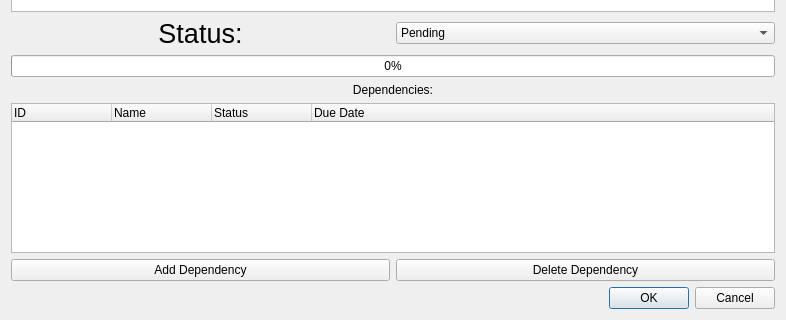
CDDDJ-A-2015/Project, file EditTask.ui: the form before one commit; both pictures show x 0 to 786 and y 176 to 496 of the 786 by 496 pixel window.
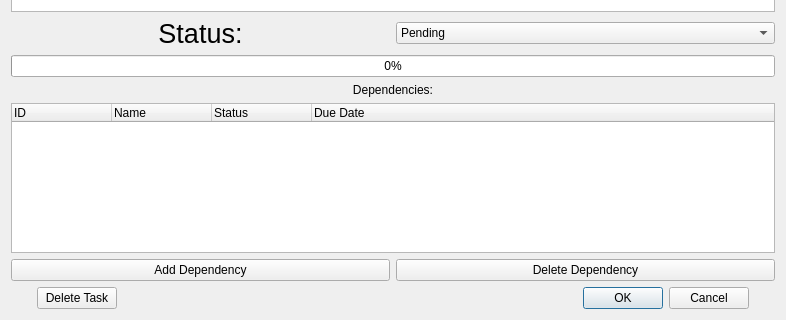
The form after the commit.

What changed in the file:
```diff
--- a/EditTask.ui
+++ b/EditTask.ui
@@ -225,14 +225,46 @@
     </layout>
    </item>
    <item>
+    <layout class="QHBoxLayout" name="horizontalLayout_5">
+     <item>
+      <widget class="QPushButton" name="bDeleteTask">
+       <property name="sizePolicy">
+        <sizepolicy hsizetype="Fixed" vsizetype="Fixed">
+         <horstretch>0</horstretch>
+         <verstretch>0</verstretch>
+        </sizepolicy>
+       </property>
+       <property name="text">
+        <string>Delete Task</string>
+       </property>
+      </widget>
+     </item>
+     <item>
     <widget class="QDialogButtonBox" name="buttonBox">
+       <property name="sizePolicy">
+        <sizepolicy hsizetype="Fixed" vsizetype="Fixed">
+         <horstretch>0</horstretch>
+         <verstretch>0</verstretch>
+        </sizepolicy>
+       </property>
+       <property name="minimumSize">
+        <size>
+         <width>600</width>
+         <height>0</height>
+        </size>
+       </property>
      <property name="orientation">
       <enum>Qt::Horizontal</enum>
      </property>
      <property name="standardButtons">
       <set>QDialogButtonBox::Cancel|QDialogButtonBox::Ok</set>
      </property>
-    </widget>
+       <property name="centerButtons">
+        <bool>false</bool>
+       </property>
+      </widget>
+     </item>
+    </layout>
    </item>
   </layout>
  </widget>
```
Lines whose indentation alone changed are shown as unchanged.
